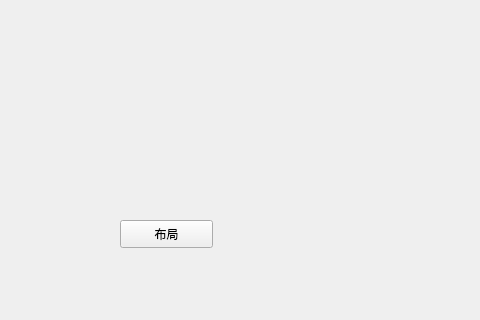
The window that mainwindow.ui (mia-li/dpl) describes before a commit, drawn with Qt 5; both pictures show x 0 to 480 and y 430 to 750 of the 1544 by 750 pixel window.
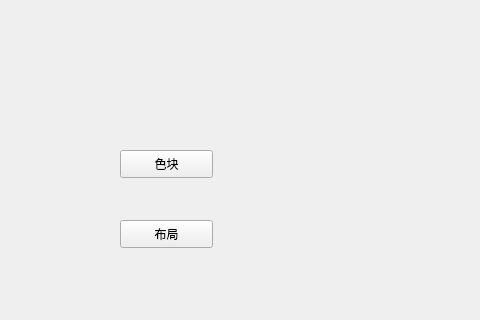
The same window after the commit. The open tabs and pages were chosen to show the change. Custom widgets are drawn as their Qt base class.

```diff
--- a/mainwindow.ui
+++ b/mainwindow.ui
@@ -669,6 +669,19 @@
      <string>布局</string>
     </property>
    </widget>
+   <widget class="QPushButton" name="pushButton_3">
+    <property name="geometry">
+     <rect>
+      <x>120</x>
+      <y>580</y>
+      <width>93</width>
+      <height>28</height>
+     </rect>
+    </property>
+    <property name="text">
+     <string>色块</string>
+    </property>
+   </widget>
   </widget>
  </widget>
  <customwidgets>
```
Left out of the diff: 2 changed lines with no effect on the pictures.
